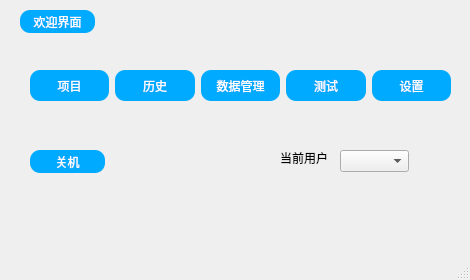
nylttpgg09/FluoTest, file main.ui: the form before one commit.
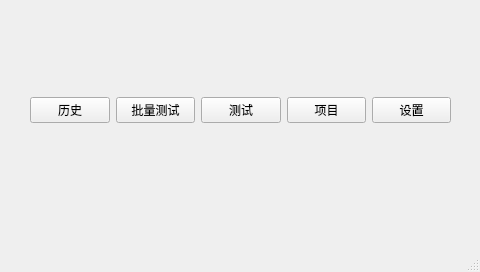
The form after the commit.

Commit message: 1.重构所有界面，修复上一个版本无法运行的bug，界面还原为初始版本 2.去除了绘制曲线图的模块，修改用户管理界面为默认，自增，使用用户id绑定用户信息 3.修改控制st机器的指令，能够正确获取数据

The edit to the form file:
```diff
--- a/main.ui
+++ b/main.ui
@@ -6,8 +6,8 @@
    <rect>
     <x>0</x>
     <y>0</y>
-    <width>470</width>
-    <height>280</height>
+    <width>480</width>
+    <height>272</height>
    </rect>
   </property>
   <property name="windowTitle">
@@ -18,100 +18,42 @@
     <property name="geometry">
      <rect>
       <x>30</x>
-      <y>70</y>
+      <y>60</y>
       <width>421</width>
-      <height>31</height>
+      <height>101</height>
      </rect>
     </property>
     <layout class="QHBoxLayout" name="horizontalLayout">
-     <property name="bottomMargin">
-      <number>0</number>
-     </property>
      <item>
-      <widget class="QPushButton" name="itemButton">
-       <property name="sizePolicy">
-        <sizepolicy hsizetype="Preferred" vsizetype="Preferred">
-         <horstretch>0</horstretch>
-         <verstretch>0</verstretch>
-        </sizepolicy>
-       </property>
-       <property name="styleSheet">
-        <string notr="true"> border-radius: 10px;
-    background-color: #00aaff; /* 变淡后的蓝色背景，透明度为50% */
-    color: white;</string>
-       </property>
-       <property name="text">
-        <string>项目</string>
-       </property>
-      </widget>
-     </item>
-     <item>
-      <widget class="QPushButton" name="historyButton">
-       <property name="sizePolicy">
-        <sizepolicy hsizetype="Preferred" vsizetype="Preferred">
-         <horstretch>0</horstretch>
-         <verstretch>0</verstretch>
-        </sizepolicy>
-       </property>
-       <property name="styleSheet">
-        <string notr="true"> border-radius: 10px;
-    background-color: #00aaff; /* 变淡后的蓝色背景，透明度为50% */
-    color: white;</string>
-       </property>
+      <widget class="QPushButton" name="pushButton_3">
        <property name="text">
         <string>历史</string>
        </property>
       </widget>
      </item>
      <item>
-      <widget class="QPushButton" name="data_Button">
-       <property name="sizePolicy">
-        <sizepolicy hsizetype="Preferred" vsizetype="Preferred">
-         <horstretch>0</horstretch>
-         <verstretch>0</verstretch>
-        </sizepolicy>
-       </property>
-       <property name="styleSheet">
-        <string notr="true"> border-radius: 10px;
-    background-color: #00aaff; /* 变淡后的蓝色背景，透明度为50% */
-    color: white;</string>
-       </property>
+      <widget class="QPushButton" name="view_detection_button">
        <property name="text">
-        <string>数据管理</string>
+        <string>批量测试</string>
        </property>
       </widget>
      </item>
      <item>
       <widget class="QPushButton" name="testButton">
-       <property name="sizePolicy">
-        <sizepolicy hsizetype="Preferred" vsizetype="Preferred">
-         <horstretch>0</horstretch>
-         <verstretch>0</verstretch>
-        </sizepolicy>
-       </property>
-       <property name="styleSheet">
-        <string notr="true"> border-radius: 10px;
-    background-color: #00aaff; /* 变淡后的蓝色背景，透明度为50% */
-    color: white;</string>
-       </property>
        <property name="text">
         <string>测试</string>
        </property>
       </widget>
      </item>
+     <item>
+      <widget class="QPushButton" name="data_Button">
+       <property name="text">
+        <string>项目</string>
+       </property>
+      </widget>
+     </item>
      <item>
       <widget class="QPushButton" name="settingButton">
-       <property name="sizePolicy">
-        <sizepolicy hsizetype="Preferred" vsizetype="Preferred">
-         <horstretch>0</horstretch>
-         <verstretch>0</verstretch>
-        </sizepolicy>
-       </property>
-       <property name="styleSheet">
-        <string notr="true"> border-radius: 10px;
-    background-color: #00aaff; /* 变淡后的蓝色背景，透明度为50% */
-    color: white;</string>
-       </property>
        <property name="text">
         <string>设置</string>
        </property>
@@ -122,62 +64,16 @@
    <widget class="QPushButton" name="close_button">
     <property name="geometry">
      <rect>
-      <x>30</x>
-      <y>150</y>
+      <x>550</x>
+      <y>380</y>
       <width>75</width>
       <height>23</height>
      </rect>
     </property>
-    <property name="styleSheet">
-     <string notr="true"> border-radius: 10px;
-    background-color: #00aaff; /* 变淡后的蓝色背景，透明度为50% */
-    color: white;</string>
-    </property>
     <property name="text">
      <string>关机</string>
     </property>
    </widget>
-   <widget class="QPushButton" name="setbox_button">
-    <property name="geometry">
-     <rect>
-      <x>20</x>
-      <y>10</y>
-      <width>75</width>
-      <height>23</height>
-     </rect>
-    </property>
-    <property name="styleSheet">
-     <string notr="true"> border-radius: 10px;
-    background-color: #00aaff; /* 变淡后的蓝色背景，透明度为50% */
-    color: white;</string>
-    </property>
-    <property name="text">
-     <string>欢迎界面</string>
-    </property>
-   </widget>
-   <widget class="QComboBox" name="userComboBox">
-    <property name="geometry">
-     <rect>
-      <x>340</x>
-      <y>150</y>
-      <width>69</width>
-      <height>22</height>
-     </rect>
-    </property>
-   </widget>
-   <widget class="QLabel" name="label">
-    <property name="geometry">
-     <rect>
-      <x>280</x>
-      <y>150</y>
-      <width>51</width>
-      <height>16</height>
-     </rect>
-    </property>
-    <property name="text">
-     <string>当前用户：</string>
-    </property>
-   </widget>
   </widget>
   <widget class="QMenuBar" name="menubar">
    <property name="geometry">
```
Left out of the diff: 4 changed lines with no effect on the pictures. The commit also changes 12 other files.
